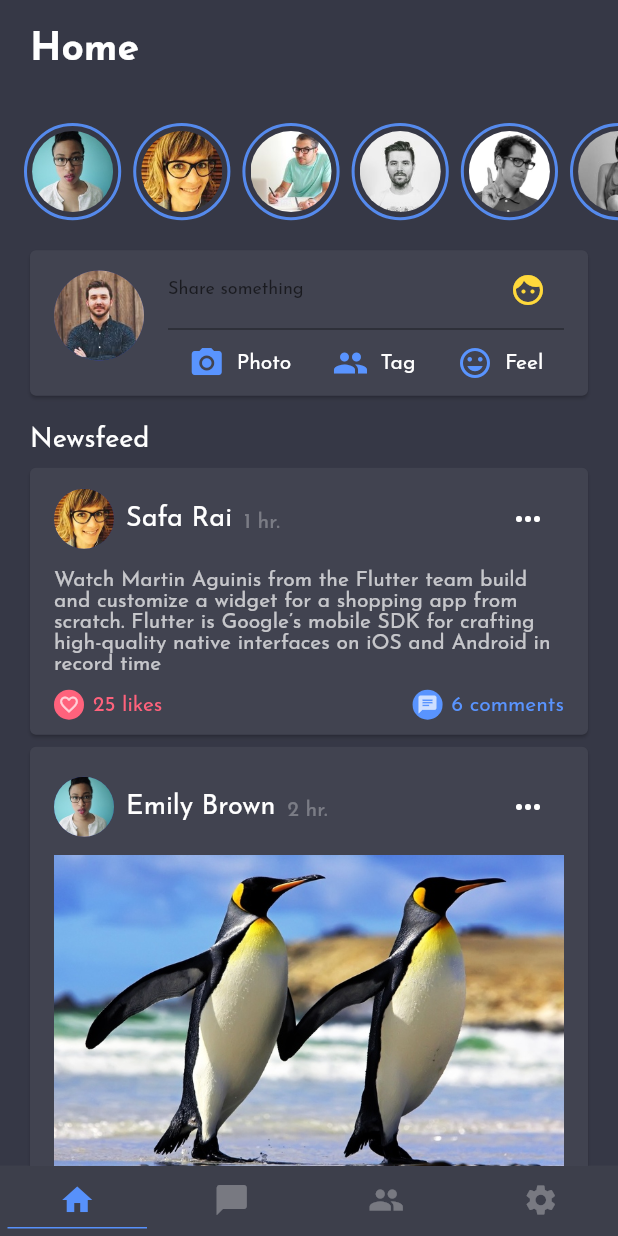
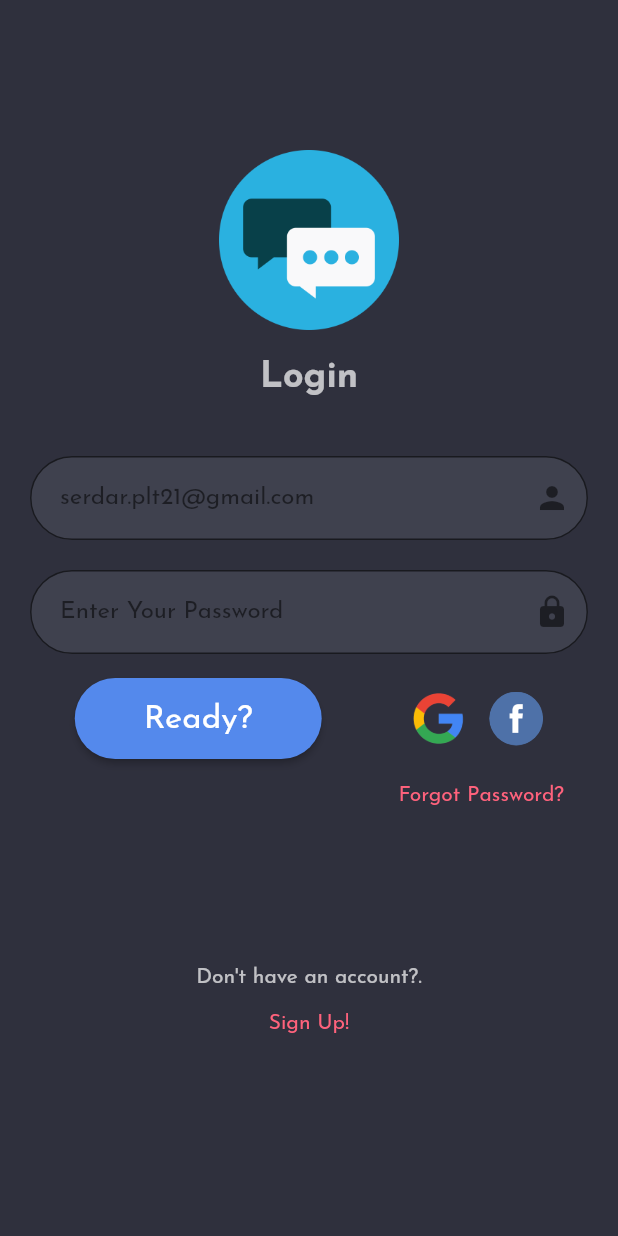
Before and after one commit to serdarpolat/flutter_social_app_ui, a Flutter app: the screen it shows after launch, on a phone screen of 412 x 824 dp. Run offline on Flutter 3.47's test engine with Material 2 defaults, Android fonts, the phone set to English and light mode, and no system bars.

Commit message:
I'm still coding

```diff
--- /dev/null
+++ b/lib/login.dart
@@ -0,0 +1,229 @@
+import 'package:flutter/material.dart';
+import 'package:social_app/main_page.dart';
+
+class LoginPage extends StatefulWidget {
+  static String tag = 'login-page';
+  @override
+  _LoginPageState createState() => _LoginPageState();
+}
+
+class _LoginPageState extends State<LoginPage> {
+  String _email, _sifre;
+  bool giris;
+
+  final _formKey = GlobalKey<FormState>();
+
+  @override
+  Widget build(BuildContext context) {
+    return Scaffold(
+      backgroundColor: Color(0xFF2F303D),
+      body: Container(
+        child: ListView(
+          children: <Widget>[
+            Padding(
+              padding: EdgeInsets.all(20.0),
+              child: Padding(
+                padding: const EdgeInsets.only(top: 80.0),
+                child: Column(
+                  mainAxisAlignment: MainAxisAlignment.center,
+                  children: <Widget>[
+                    Image(
+                      image: AssetImage('images/icon.png'),
+                      width: 120.0,
+                      height: 120.0,
+                    ),
+                    SizedBox(
+                      height: 20.0,
+                    ),
+                    Text(
+                      'Login',
+                      style: TextStyle(
+                        color: Colors.white70,
+                        fontSize: 24.0,
+                        fontWeight: FontWeight.bold,
+                      ),
+                    ),
+                    SizedBox(
+                      height: 40.0,
+                    ),
+                    Form(
+                      key: _formKey,
+                      child: Column(
+                        crossAxisAlignment: CrossAxisAlignment.center,
+                        children: <Widget>[
+                          TextFormField(
+                            autocorrect: false,
+                            keyboardType: TextInputType.emailAddress,
+                            style: TextStyle(color: Colors.white),
+                            validator: (str) =>
+                                !str.contains('@') ? 'Invalid E-Mail' : null,
+                            onSaved: (str) => _email = str,
+                            decoration: InputDecoration(
+                              suffixIcon: Icon(
+                                Icons.person,
+                                color: Colors.black54,
+                              ),
+                              border: OutlineInputBorder(
+                                borderRadius: const BorderRadius.all(
+                                  Radius.circular(60.0),
+                                ),
+                              ),
+                              filled: true,
+                              fillColor: Color(0xFF3F414E),
+                              contentPadding: EdgeInsets.all(20.0),
+                              hintText: 'serdar.plt21@gmail.com',
+                              hintStyle: TextStyle(
+                                color: Colors.black54,
+                                fontSize: 16.0,
+                                fontFamily: 'Josefin',
+                              ),
+                            ),
+                          ),
+                          SizedBox(
+                            height: 20.0,
+                          ),
+                          TextFormField(
+                            autocorrect: false,
+                            keyboardType: TextInputType.text,
+                            obscureText: true,
+                            style: TextStyle(color: Colors.white),
+                            validator: (str) => str.length < 7
+                                ? 'Invalid Password'
+                                : null,
+                            onSaved: (str) => _sifre = str,
+                            decoration: InputDecoration(
+                              suffixIcon: Icon(
+                                Icons.lock,
+                                color: Colors.black54,
+                              ),
+                              border: OutlineInputBorder(
+                                borderRadius: const BorderRadius.all(
+                                  Radius.circular(60.0),
+                                ),
+                              ),
+                              filled: true,
+                              fillColor: Color(0xFF3F414E),
+                              contentPadding: EdgeInsets.all(20.0),
+                              hintText: 'Enter Your Password',
+                              hintStyle: TextStyle(
+                                color: Colors.black54,
+                                fontSize: 16.0,
+                                fontFamily: 'Josefin',
+                              ),
+                            ),
+                          ),
+                          SizedBox(
+                            height: 16.0,
+                          ),
+                          Row(
+                            mainAxisAlignment: MainAxisAlignment.spaceAround,
+                            children: <Widget>[
+                              RaisedButton(
+                                color: Color(0xFF5489EC),
+                                padding:
+                                    EdgeInsets.fromLTRB(46.0, 16.0, 46.0, 16.0),
+                                child: Text(
+                                  'Ready?',
+                                  style: TextStyle(
+                                    color: Colors.white,
+                                    fontFamily: 'Josefin',
+                                    fontSize: 22.0,
+                                  ),
+                                ),
+                                shape: RoundedRectangleBorder(
+                                  borderRadius: BorderRadius.circular(30.0),
+                                ),
+                                onPressed: () {
+                                  var form = _formKey.currentState;
+
+                                  if (form.validate()) {
+                                    form.save();
+                                    Navigator.of(context)
+                                        .pushNamed(SocialHome.tag);
+                                  }
+                                },
+                              ),
+                              Row(
+                                children: <Widget>[
+                                  InkWell(
+                                    child: Container(
+                                      width: 36.0,
+                                      height: 36.0,
+                                      decoration: BoxDecoration(
+                                        borderRadius:
+                                            BorderRadius.circular(36.0),
+                                        image: DecorationImage(
+                                          image:
+                                              AssetImage('images/google.png'),
+                                        ),
+                                      ),
+                                    ),
+                                    onTap: () {},
+                                  ),
+                                  SizedBox(
+                                    width: 16.0,
+                                  ),
+                                  InkWell(
+                                    child: Container(
+                                      width: 36.0,
+                                      height: 36.0,
+                                      decoration: BoxDecoration(
+                                        borderRadius:
+                                            BorderRadius.circular(36.0),
+                                        image: DecorationImage(
+                                          image:
+                                              AssetImage('images/facebook.png'),
+                                        ),
+                                      ),
+                                    ),
+                                    onTap: () {},
+                                  ),
+                                ],
+                              ),
+                            ],
+                          ),
+                          Row(
+                            mainAxisAlignment: MainAxisAlignment.end,
+                            children: <Widget>[
+                              FlatButton(
+                                child: Text(
+                                  'Forgot Password?',
+                                  style: TextStyle(
+                                    color: Color(0xFFFF627C),
+                                  ),
+                                ),
+                                onPressed: () {},
+                              ),
+                            ],
+                          ),
+                          SizedBox(
+                            height: 90.0,
+                          ),
+                          Text(
+                            'Don\'t have an account?.',
+                            style: TextStyle(
+                              color: Colors.white70,
+                            ),
+                          ),
+                          FlatButton(
+                            child: Text(
+                              'Sign Up!',
+                              style: TextStyle(
+                                color: Color(0xFFFF627C),
+                              ),
+                            ),
+                            onPressed: () {},
+                          ),
+                        ],
+                      ),
+                    ),
+                  ],
+                ),
+              ),
+            ),
+          ],
+        ),
+      ),
+    );
+  }
+}
--- a/lib/main.dart
+++ b/lib/main.dart
@@ -1,10 +1,15 @@
 import 'package:flutter/material.dart';
-import 'package:social_app/chats.dart';
-import 'package:social_app/home.dart';
+import 'package:social_app/data.dart';
+import 'package:social_app/login.dart';
+import 'package:social_app/main_page.dart';
 
 void main() => runApp(SocialApp());
 
 class SocialApp extends StatelessWidget {
+  final pages = <String, WidgetBuilder> {
+    LoginPage.tag: (context) => LoginPage(),
+    SocialHome.tag: (context) => SocialHome(),
+  };
   @override
   Widget build(BuildContext context) {
     return MaterialApp(
@@ -14,54 +19,8 @@ class SocialApp extends StatelessWidget {
         fontFamily: 'Josefin',
         primarySwatch: Colors.indigo,
       ),
-      home: SocialHome(),
+      home: LoginPage(),
+      routes: pages,
     );
   }
 }
-
-class SocialHome extends StatefulWidget {
-  @override
-  _SocialHomeState createState() => _SocialHomeState();
-}
-
-class _SocialHomeState extends State<SocialHome> {
-  @override
-  Widget build(BuildContext context) {
-    return DefaultTabController(
-      length: 4,
-      child: Scaffold(
-        backgroundColor: Color(0xFF3D3F4B),
-        body: TabBarView(
-          children: <Widget>[
-            new HomePage(),
-            new ChatPage(),
-            new Container(color: Colors.green),
-            new Container(color: Colors.blue),
-          ],
-        ),
-        bottomNavigationBar: new TabBar(
-          indicatorWeight: 1.0,
-          tabs: [
-            Tab(
-              icon: Icon(Icons.home),
-            ),
-            Tab(
-              icon: Icon(Icons.chat_bubble),
-            ),
-            Tab(
-              icon: Icon(Icons.people),
-            ),
-            Tab(
-              icon: Icon(Icons.settings),
-            ),
-          ],
-          labelColor: Color(0xFF5791FB),
-          unselectedLabelColor: Colors.white30,
-          indicatorSize: TabBarIndicatorSize.tab,
-          indicatorPadding: EdgeInsets.all(5.0),
-          indicatorColor: Color(0xFF5791FB),
-        ),
-      ),
-    );
-  }
-}
--- /dev/null
+++ b/lib/main_page.dart
@@ -0,0 +1,43 @@
+import 'package:flutter/material.dart';
+import 'package:social_app/chats.dart';
+import 'package:social_app/home.dart';
+
+class SocialHome extends StatefulWidget {
+  static String tag = 'ana-sayfa';
+  @override
+  _SocialHomeState createState() => _SocialHomeState();
+}
+
+class _SocialHomeState extends State<SocialHome> {
+  @override
+  Widget build(BuildContext context) {
+    return DefaultTabController(
+      length: 4,
+      child: Scaffold(
+        backgroundColor: Color(0xFF3D3F4B),
+        body: TabBarView(
+          children: <Widget>[
+            new HomePage(),
+            new ChatPage(),
+            new Container(color: Colors.green),
+            new Container(color: Colors.blue),
+          ],
+        ),
+        bottomNavigationBar: new TabBar(
+          indicatorWeight: 1.0,
+          tabs: [
+            Tab(icon: Icon(Icons.home)),
+            Tab(icon: Icon(Icons.chat_bubble)),
+            Tab(icon: Icon(Icons.people)),
+            Tab(icon: Icon(Icons.settings)),
+          ],
+          labelColor: Color(0xFF5791FB),
+          unselectedLabelColor: Colors.white30,
+          indicatorSize: TabBarIndicatorSize.tab,
+          indicatorPadding: EdgeInsets.all(5.0),
+          indicatorColor: Color(0xFF5791FB),
+        ),
+      ),
+    );
+  }
+}
--- /dev/null
+++ b/lib/user_chat.dart
@@ -0,0 +1,31 @@
+import './data.dart';
+import 'package:flutter/material.dart';
+
+class ChatUser extends StatelessWidget {
+
+  final Friend friend;
+
+  ChatUser(this.friend);
+
+  @override
+  Widget build(BuildContext context) {
+
+    final appBar = AppBar(
+      elevation: 0.5,
+      title: Text(friend.name,),
+      leading: InkWell(
+        child: Image(
+          image: AssetImage(friend.image),
+        ),
+      ),
+    );
+
+    return Scaffold(
+      appBar: appBar,
+      body: Column(children: <Widget>[
+        Text(friend.name),
+        Text(friend.message),
+      ],),
+    );
+  }
+}
--- a/pubspec.yaml
+++ b/pubspec.yaml
@@ -47,6 +47,9 @@ flutter:
     - images/user7.jpg
     - images/user8.jpg
     - images/penguin.jpg
+    - images/icon.png
+    - images/facebook.png
+    - images/google.png
 
   # An image asset can refer to one or more resolution-specific "variants", see
   # https://flutter.io/assets-and-images/#resolution-aware.
```
Also changed, not shown: images/facebook.png (added), images/google.png (added), images/icon.png (added), lib/forgot_pass.dart (added), lib/register.dart (added).
